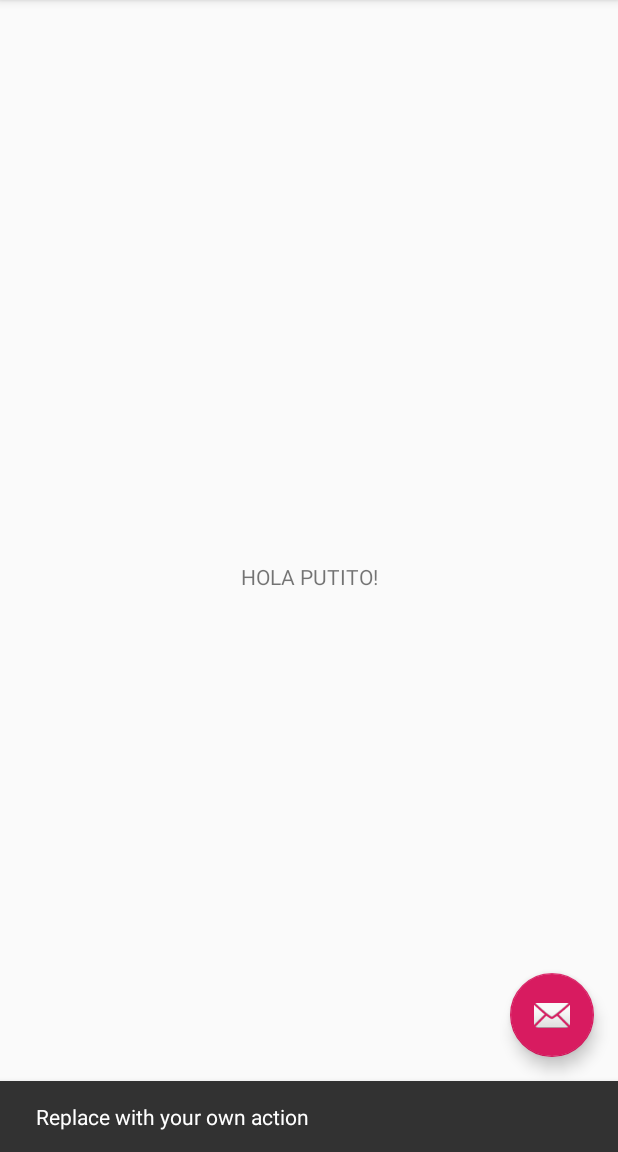
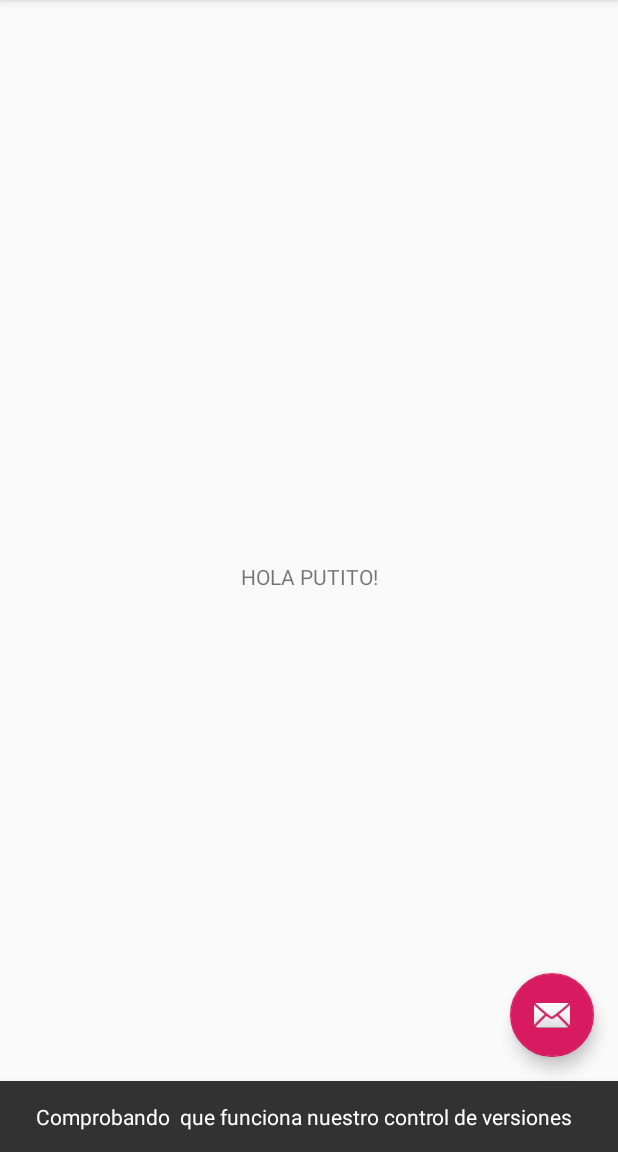
Before and after one commit to gatithox/MyAppa2, an Android app: the screen it shows after launch (MainActivity), after a tap on an icon or button, on a phone screen of 412 x 824 dp, the part 84-1236 px from its top. Run offline under Robolectric (Android 15) with nearby library versions, the phone set to English and light mode, and no system bars.

Commit message:
Subiendo cambios

```diff
--- a/app/src/main/java/fabian/silva/myapp/MainActivity.java
+++ b/app/src/main/java/fabian/silva/myapp/MainActivity.java
@@ -46,7 +46,7 @@ public class MainActivity extends AppCompatActivity
         fab.setOnClickListener(new View.OnClickListener() {
             @Override
             public void onClick(View view) {
-                Snackbar.make(view, "Replace with your own action", Snackbar.LENGTH_LONG)
+                Snackbar.make(view, "Comprobando  que funciona nuestro control de versiones", Snackbar.LENGTH_LONG)
                         .setAction("Action", null).show();
             }
         });
```
